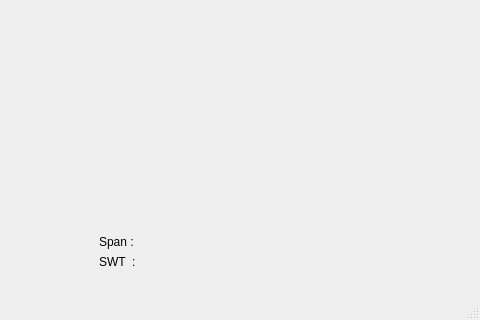
The window that mainwindow.ui (selaka-deemantha/Spectrum_Analyzer_User_Interface) describes before a commit, drawn with Qt 5; both pictures show x 321 to 801 and y 297 to 617 of the 801 by 617 pixel window.
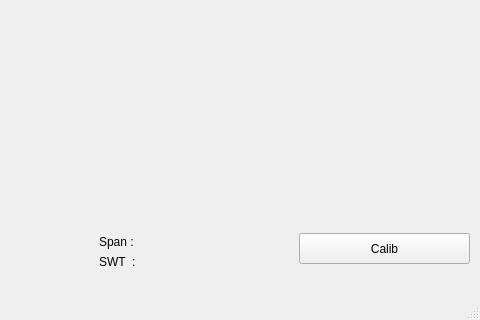
The same window after the commit. Custom widgets are drawn as their Qt base class.

Commit message: added the calib window, added the dma, file, random data read methods

```diff
--- a/mainwindow.ui
+++ b/mainwindow.ui
@@ -72,6 +72,19 @@
       <string>Step Size</string>
      </property>
     </widget>
+    <widget class="QPushButton" name="CalibBtn">
+     <property name="geometry">
+      <rect>
+       <x>0</x>
+       <y>520</y>
+       <width>171</width>
+       <height>31</height>
+      </rect>
+     </property>
+     <property name="text">
+      <string>Calib</string>
+     </property>
+    </widget>
    </widget>
    <widget class="QLabel" name="label_1">
     <property name="geometry">
```
The commit also changes 10 other files.
